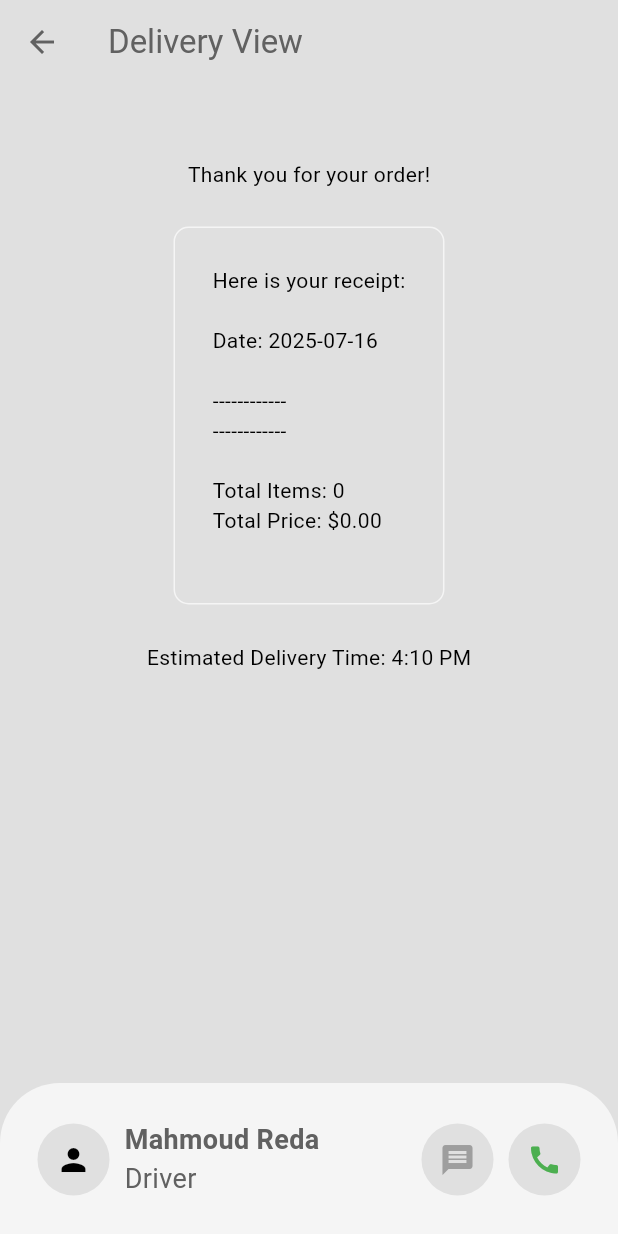
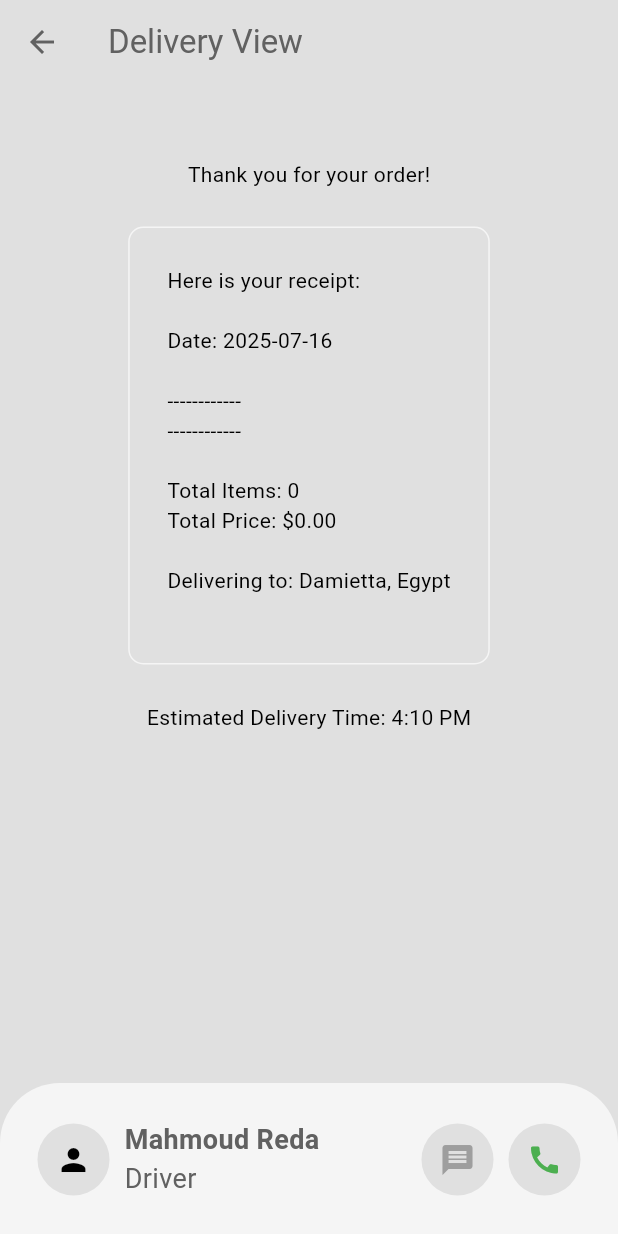
Before and after one commit to m27moud/food_delivery, a Flutter app: the DeliveryView screen opened directly, on a phone screen of 412 x 824 dp. Run offline on Flutter 3.47's test engine with Material 3 defaults, Android fonts, the phone set to English and light mode, and no system bars; our stand-ins replace cloud_firestore, firebase_auth, firebase_core, flutter_credit_card; accounts and stored records are empty; network calls fail.

Commit message:
Implement authentication and Firestore services, add delivery address handling, and update UI components

```diff
--- /dev/null
+++ b/lib/core/services/firestore_service.dart
@@ -0,0 +1,11 @@
+import 'package:cloud_firestore/cloud_firestore.dart';
+
+class FirestoreService {
+  final CollectionReference orders = FirebaseFirestore.instance.collection(
+    'orders',
+  );
+
+  Future<void> saveOrderToDatabase(String receipt) async {
+    await orders.add({'date': DateTime.now(), 'oreder': receipt});
+  }
+}
--- a/lib/features/delivery/presentation/views/delivery_view.dart
+++ b/lib/features/delivery/presentation/views/delivery_view.dart
@@ -1,8 +1,25 @@
+import 'package:delivery_app/core/services/firestore_service.dart';
 import 'package:delivery_app/core/widgets/my_receipt.dart';
+import 'package:delivery_app/features/home/data/models/restaurant_model.dart';
 import 'package:flutter/material.dart';
+import 'package:provider/provider.dart';
 
-class DeliveryView extends StatelessWidget {
+class DeliveryView extends StatefulWidget {
   const DeliveryView({super.key});
+
+  @override
+  State<DeliveryView> createState() => _DeliveryViewState();
+}
+
+class _DeliveryViewState extends State<DeliveryView> {
+  FirestoreService db = FirestoreService();
+
+  @override
+  void initState() {
+    super.initState();
+    String receipt = context.read<RestaurantModel>().displayCartReceipt();
+    db.saveOrderToDatabase(receipt);
+  }
 
   @override
   Widget build(BuildContext context) {
--- a/lib/features/home/data/models/restaurant_model.dart
+++ b/lib/features/home/data/models/restaurant_model.dart
@@ -179,6 +179,10 @@ class RestaurantModel extends ChangeNotifier {
 
   final List<CartModel> _cart = [];
 
+  String _deliveryAdress = 'Damietta, Egypt';
+
+  String get deliveryAdress => _deliveryAdress;
+
   void addToCart(FoodModel food, List<Adon> selectedAdons) {
     CartModel? cartModel = _cart.firstWhereOrNull((item) {
       bool isSameFood = item.foodModel == food;
@@ -245,6 +249,11 @@ class RestaurantModel extends ChangeNotifier {
     notifyListeners();
   }
 
+  void setDeliveryAdress(String address) {
+    _deliveryAdress = address;
+    notifyListeners();
+  }
+
   String displayCartReceipt() {
     final receipt = StringBuffer();
 
@@ -272,6 +281,8 @@ class RestaurantModel extends ChangeNotifier {
     receipt.writeln();
     receipt.writeln('Total Items: ${getTotalItemCount()}');
     receipt.writeln('Total Price: ${_formatPrice(getTotalPrice())}');
+    receipt.writeln();
+    receipt.writeln('Delivering to: $deliveryAdress');
 
     return receipt.toString();
   }
--- a/pubspec.yaml
+++ b/pubspec.yaml
@@ -28,6 +28,7 @@ environment:
 # the latest version available on pub.dev. To see which dependencies have newer
 # versions available, run `flutter pub outdated`.
 dependencies:
+  cloud_firestore: ^5.6.11
   collection: ^1.19.1
   cupertino_icons: ^1.0.8
   firebase_auth: ^5.6.2
```
Also changed, not shown: lib/core/errors/exception.dart (added, +10 -0 lines), lib/core/services/auth_gate.dart (added, +25 -0 lines), lib/core/services/auth_service.dart (added, +42 -0 lines), lib/core/widgets/custom_drawer.dart (+8 -1 lines), lib/core/widgets/my_current_location.dart (+27 -10 lines), lib/features/auth/presentation/views/login_view.dart (+15 -6 lines), lib/features/auth/presentation/views/register_view.dart (+27 -1 lines), lib/main.dart (+7 -3 lines), pubspec.lock, 4 other files.
